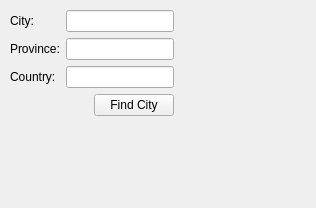
This is kstars/tools/argsetgeolocation.ui in KDE/kstars as Qt 5 draws it before an edit. The edited form follows.
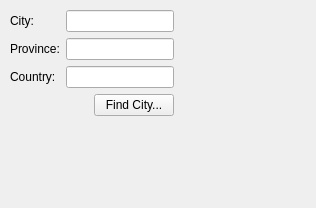
This is the edited form.

What changed in the file:
```diff
--- a/kstars/tools/argsetgeolocation.ui
+++ b/kstars/tools/argsetgeolocation.ui
@@ -126,7 +126,7 @@
             <string>Press this button to open the Set Location dialog, which will allow you to choose a location from our list of over 2500 cities around the word.  Once a location has been selected, the City, Province and Country fields will be filled in.</string>
            </property>
            <property name="text" >
-            <string>Find City</string>
+            <string>Find City...</string>
            </property>
           </widget>
          </item>
```
Left out of the diff: 6 changed lines with no effect on the pictures.
